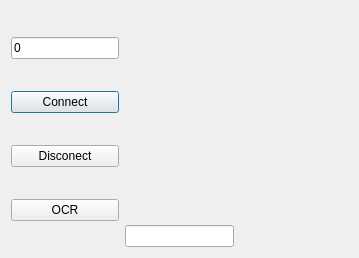
Before: the Qt Designer form testDialog/cameratestdialog.ui in wh201906/Pharmacy_Robot, drawn with Qt 5.
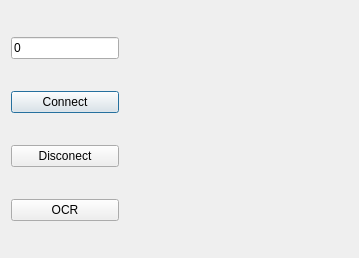
After: the same form once the commit is applied.

The edit to the form file:
```diff
--- a/testDialog/cameratestdialog.ui
+++ b/testDialog/cameratestdialog.ui
@@ -62,7 +62,17 @@
       </widget>
      </item>
      <item>
-      <widget class="QLineEdit" name="OCREdit"/>
+      <widget class="QLabel" name="OCRLabel">
+       <property name="text">
+        <string/>
+       </property>
+       <property name="textFormat">
+        <enum>Qt::AutoText</enum>
+       </property>
+       <property name="wordWrap">
+        <bool>true</bool>
+       </property>
+      </widget>
      </item>
     </layout>
    </item>
```
